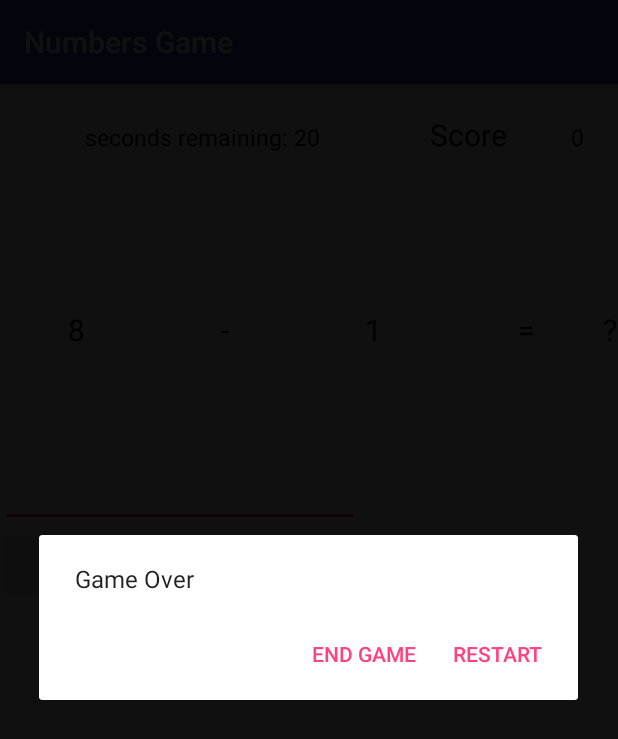
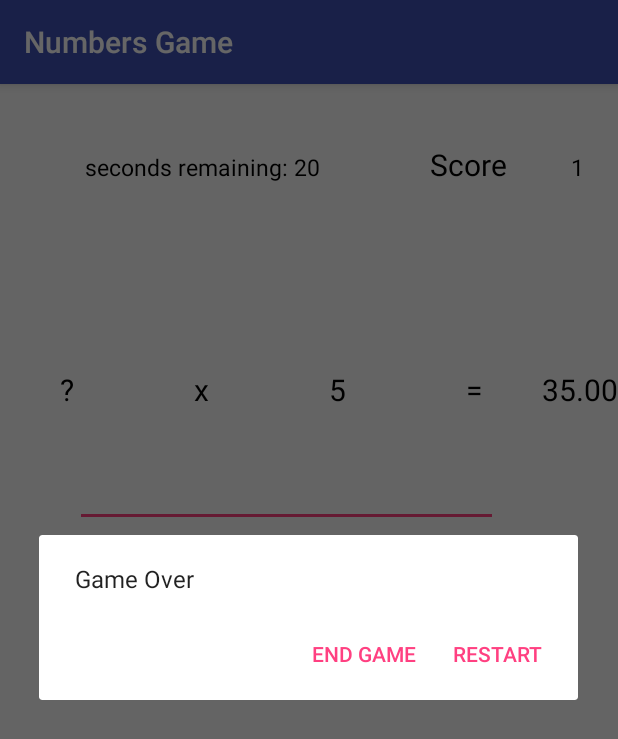
Before and after one commit to dtytomi/Numbers-Game, an Android app: the screen it shows after launch (NumbersGame), after a tap on "ENTER", on a phone screen of 412 x 824 dp. Shown: the top 739 px of the screen. Run offline under Robolectric (Android 15) with nearby library versions, the phone set to English and light mode, and no system bars; 1 statement that could not run was skipped.

Commit message:
total restructuring of the game and design improved upon

```diff
--- a/app/src/main/java/com/example/oo162802/numbersgame/NumbersGame.java
+++ b/app/src/main/java/com/example/oo162802/numbersgame/NumbersGame.java
@@ -5,6 +5,7 @@ import android.os.CountDownTimer;
 import android.support.v7.app.AppCompatActivity;
 import android.app.AlertDialog;
 import android.os.Bundle;
+import android.os.Handler;
 import android.widget.EditText;
 import android.widget.Button;
 import android.view.View;
@@ -19,15 +20,16 @@ import java.util.Random;
 public class NumbersGame extends AppCompatActivity {
 
     private char[] symbol = {'-','+','x','/'};
-    private int score, answer, valueLeft, valueRight;
-    private boolean left = false, right = false, neutral = false;
-    private double result;
-    private String level = "Beginner";
+    private int score, answer, valueLeft, valueRight, totalNumberOfQuestion,
+            level = 1,totalNumberAnswered;
+    private double result, correctAnswer;
+    private String  timeUpdate;
+    private int timeLeft;
+    private Handler handler;
 
     private EditText userEditText;
     private TextView numberTextView1;
     private TextView numberTextView2;
-    private TextView scoreTextView1;
     private TextView symbolTextView;
     private TextView scoreTextView;
     private TextView resultTextView;
@@ -48,32 +50,41 @@ public class NumbersGame extends AppCompatActivity {
         symbolTextView = (TextView) findViewById(R.id.symbolTextView);
         userEditText = (EditText) findViewById(R.id.userInputAnswer);
         timerView = (Chronometer) findViewById(R.id.timerView);
+        handler = new Handler();
 
 
         Button enterButton = (Button) findViewById(R.id.enterButton);
         enterButton.setOnClickListener(enterButtonListener);
 
         score = 0;
+        totalNumberAnswered = 0;
         scoreTextView.setText(String.valueOf(score));
+
 
        start();
 
     }
 
     public void start(){
+
         switch (level){
-            case "Beginner": problem(9, 30000);
+            case 1: totalNumberOfQuestion = 10;
+                             timeLeft = 30000;
+                             loadQuestion();
                 break;
-            case "Intermediate": problem(15, 45000);
+            case 2: totalNumberOfQuestion = 15;
+                                 timeLeft = 45000;
+                                 loadQuestion();
                 break;
-            case "Advance": problem(19, 50000);
+            case 3: totalNumberOfQuestion = 20;
+                            timeLeft = 60000;
+                            loadQuestion();
                 break;
-            case "Pro": problem(29, 60000);
+            case 4: totalNumberOfQuestion = 30;
+                        timeLeft = 90000;
+                        loadQuestion();
                 break;
         }
-    }
-
-   private void problem( int numOfQuestions, final int timeLeft){
 
         new CountDownTimer(timeLeft, 1000){
             public void onTick(long millisUntilFinished) {
@@ -81,20 +92,21 @@ public class NumbersGame extends AppCompatActivity {
             }
 
             public void onFinish() {
-               timerView.setText("DONE!");
+                timerView.setText("Time Up!");
             }
         }.start();
 
-       int questionBandWidth = numOfQuestions;
+    }
 
-       while(numOfQuestions != 0 && timeLeft != 0 ) {
+   private void loadQuestion(){
 
-           valueLeft = 1 + randomNumber.nextInt(questionBandWidth);
-           valueRight = 1 + randomNumber.nextInt(questionBandWidth);
+           valueLeft = 1 + randomNumber.nextInt(totalNumberOfQuestion);
+           valueRight = 1 + randomNumber.nextInt(totalNumberOfQuestion);
            result = 0.0;
 
            int randomSymbol = randomNumber.nextInt(4);
            int questionMark = 1 + randomNumber.nextInt(5);
+           int temp;
 
            switch (symbol[randomSymbol]) {
                case '+':
@@ -102,6 +114,11 @@ public class NumbersGame extends AppCompatActivity {
                    symbolTextView.setText("+");
                    break;
                case '/':
+                   if (valueLeft < valueRight){
+                       temp = valueLeft;
+                       valueLeft = valueRight;
+                       valueRight = temp;
+                   }
                    result = valueLeft / valueRight;
                    symbolTextView.setText("/");
                    break;
@@ -110,45 +127,109 @@ public class NumbersGame extends AppCompatActivity {
                    symbolTextView.setText("x");
                    break;
                case '-':
+                   if (valueLeft < valueRight){
+                       temp = valueLeft;
+                       valueLeft = valueRight;
+                       valueRight = temp;
+                   }
                    result = valueLeft - valueRight;
                    symbolTextView.setText("-");
                    break;
            }
 
            if (questionMark % 2 == 0) {
-               right = true;
                numberTextView1.setText(String.valueOf(valueLeft));
+               correctAnswer = valueRight;
                numberTextView2.setText("?");
                resultTextView.setText(String.format("%.2f", result));
            }
 
            if (questionMark % 2 == 1) {
-               left = true;
                numberTextView1.setText("?");
+               correctAnswer = valueLeft;
                numberTextView2.setText(String.valueOf(valueRight));
                resultTextView.setText(String.format("%.2f", result));
            }
 
            if (questionMark % 2 == 1 && questionMark % 3 == 0) {
-               neutral = true;
                numberTextView1.setText(String.valueOf(valueLeft));
                numberTextView2.setText(String.valueOf(valueRight));
                resultTextView.setText("?");
+               correctAnswer = result;
            }
 
-           --numOfQuestions;
-       }
 
    }
 
-    private void updateScore() {
+     private void submitAnswer(){
+        answer =  Integer.parseInt(userEditText.getText().toString());
         score += 1;
         scoreTextView.setText(String.valueOf(score));
+
+         timeUpdate = timerView.getText().toString();
+
+        if(answer == correctAnswer){
+            totalNumberAnswered++;
+
+            if (timeUpdate != "Time Up!" && totalNumberAnswered == totalNumberOfQuestion){
+
+                AlertDialog.Builder builder = new AlertDialog.Builder(NumbersGame.this);
+
+                builder.setMessage("You Won");
+                builder.setPositiveButton("Go To Next Stage", new DialogInterface.OnClickListener() {
+                    @Override
+                    public void onClick(DialogInterface dialog, int which) {
+                        level++;
+                        NumbersGame.this.start();
                     }
+                });
 
-    private void checkAnswer(double rightValue, int usersInput){
-        if(rightValue == usersInput){
-            updateScore();
+                builder.setNegativeButton("Restart", new DialogInterface.OnClickListener() {
+                    @Override
+                    public void onClick(DialogInterface dialog, int which) {
+                        level = 1;
+                        NumbersGame.this.start();
+                    }
+                });
+
+                AlertDialog userWon = builder.create();
+
+                userWon.show();
+            }
+            else if (timeUpdate != "Time Up!" && totalNumberAnswered != totalNumberOfQuestion){
+                handler.postDelayed(
+                        new Runnable() {
+                            @Override
+                            public void run() {
+                              loadQuestion();
+                            }
+                        }, 1000);
+            }
+            else if (timeUpdate == "Time Up!" && totalNumberAnswered != totalNumberOfQuestion){
+
+                AlertDialog.Builder builder = new AlertDialog.Builder(NumbersGame.this);
+
+                builder.setMessage("Game Over");
+                builder.setPositiveButton("Restart", new DialogInterface.OnClickListener() {
+                    @Override
+                    public void onClick(DialogInterface dialog, int which) {
+                        NumbersGame.this.start();
+                    }
+                });
+
+                builder.setNegativeButton("End Game", new DialogInterface.OnClickListener() {
+                    @Override
+                    public void onClick(DialogInterface dialog, int which) {
+
+                        NumbersGame.this.finish();
+                    }
+                });
+
+                AlertDialog userLose = builder.create();
+
+                userLose.show();
+
+            }
         }
         else {
                 AlertDialog.Builder builder = new AlertDialog.Builder(NumbersGame.this);
@@ -178,21 +259,8 @@ public class NumbersGame extends AppCompatActivity {
     public OnClickListener enterButtonListener = new OnClickListener() {
         @Override
         public void onClick(View v) {
-          answer =  Integer.parseInt(userEditText.getText().toString());
-           userEditText.clearFocus();
-
-          if(left){
-              checkAnswer(valueLeft, answer);
-          }
-
-          if(right){
-             checkAnswer(valueRight, answer);
-          }
-
-          if(neutral){
-             checkAnswer(result, answer);
-          }
-
+            submitAnswer();
+            userEditText.getText().clear();
         }
     };
 }
--- a/app/src/main/res/layout/activity_main.xml
+++ b/app/src/main/res/layout/activity_main.xml
@@ -13,7 +13,8 @@
         <TableRow
             android:layout_width="wrap_content"
             android:layout_height="match_parent"
-            android:id="@+id/scoreTableRow">
+            android:id="@+id/scoreTableRow"
+            android:layout_marginTop="20dp">
 
             <Chronometer
                 android:layout_width="wrap_content"
@@ -54,7 +55,8 @@
             android:layout_width="match_parent"
             android:layout_height="match_parent"
             android:id="@+id/tableRow0"
-            android:gravity="center_vertical|center">
+            android:gravity="center_vertical|center"
+            android:layout_marginTop="40dp">
 
             <TextView
                 android:layout_width="wrap_content"
@@ -118,18 +120,38 @@
             android:layout_width="match_parent"
             android:layout_height="match_parent">
 
+            <TextView
+                android:layout_width="50dp"
+                android:layout_height="wrap_content"
+                android:text="@string/blank"
+                android:id="@+id/textView3"/>
+
             <EditText
-                android:layout_width="240dp"
+                android:layout_width="24dp"
                 android:layout_height="wrap_content"
-                android:inputType="number"
+                android:inputType="numberDecimal"
                 android:ems="10"
                 android:id="@+id/userInputAnswer"/>
+
+            <TextView
+                android:layout_width="wrap_content"
+                android:layout_height="wrap_content"
+                android:text="@string/blank"
+                android:id="@+id/textView4"/>
 
         </TableRow>
 
         <TableRow
             android:layout_width="match_parent"
-            android:layout_height="match_parent">
+            android:layout_height="match_parent"
+            android:layout_marginTop="30dp">
+
+            <TextView
+                android:layout_width="50dp"
+                android:layout_height="wrap_content"
+                android:text="@string/blank"
+                android:id="@+id/textView"
+                android:textSize="@dimen/scoreValue"/>
 
             <Button
                 android:layout_width="206dp"
@@ -137,6 +159,12 @@
                 android:text="@string/enterButton"
                 android:id="@+id/enterButton"
                 android:layout_column="0"/>
+
+            <TextView
+                android:layout_width="wrap_content"
+                android:layout_height="wrap_content"
+                android:text="@string/blank"
+                android:id="@+id/textView2"/>
         </TableRow>
 
     </TableLayout>
--- a/app/src/main/res/values/strings.xml
+++ b/app/src/main/res/values/strings.xml
@@ -5,4 +5,5 @@
     <string name="signSymbol">+</string>
     <string name="timeLeft">Time Remaining</string>
     <string name="enterButton">Enter</string>
+    <string name="blank">" "</string>
 </resources>
```
Lines whose indentation alone changed are shown as unchanged.
